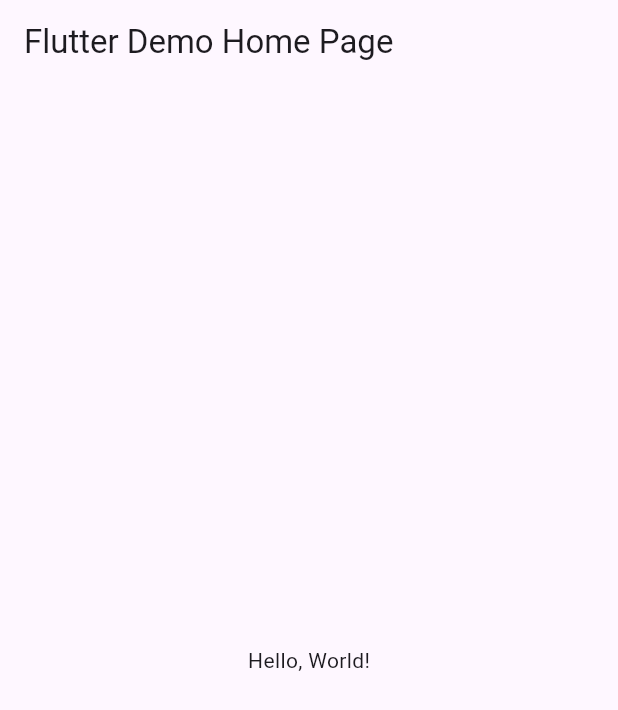
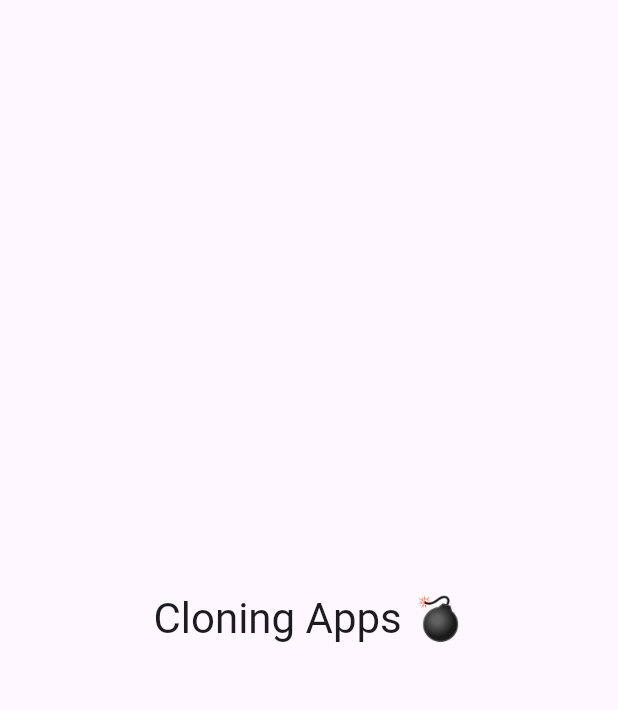
Before and after one commit to AYaqw/Cloning_apps, a Flutter app: the screen it shows after launch, on a phone screen of 412 x 824 dp. Shown: the top 710 px of the screen. Run offline on Flutter 3.47's test engine with Material 3 defaults, Android fonts, the phone set to English and light mode, and no system bars.

Commit message:
Initial commit

```diff
--- /dev/null
+++ b/lib/app.dart
@@ -0,0 +1,20 @@
+import 'package:flutter/material.dart';
+
+class App extends StatelessWidget {
+  const App({super.key});
+
+  @override
+  Widget build(BuildContext context) {
+    return MaterialApp(
+      title: "Cloning Apps",
+      home: Scaffold(
+        body: Center(
+          child: Text(
+            "Cloning Apps 💣",
+            style: Theme.of(context).textTheme.headlineMedium,
+          ),
+        ),
+      ),
+    );
+  }
+}
--- a/lib/main.dart
+++ b/lib/main.dart
@@ -1,43 +1,11 @@
 import 'package:flutter/material.dart';
+// import 'package:flutter/services.dart';
+import 'app.dart';
 
-void main() => runApp(MyApp());
-
-class MyApp extends StatelessWidget {
-  const MyApp({super.key});
-  // This widget is the root of your application.
-  @override
-  Widget build(BuildContext context) {
-    return MaterialApp(
-      // Application name
-      title: 'Flutter Hello World',
-      // Application theme data, you can set the colors for the application as
-      // you want
-      theme: ThemeData(
-        // useMaterial3: true,
-        primarySwatch: Colors.blue,
-      ),
-      // A widget which will be started on application startup
-      home: MyHomePage(title: 'Flutter Demo Home Page'),
-    );
-  }
+void main() {
+  //:> only be allowed to run in the portrait-up orientation.
+  // SystemChrome.setPreferredOrientations([DeviceOrientation.portraitUp]).then(
+  //   (value) => runApp(const App()),
+  // );
+  runApp(const App());
 }
-
-class MyHomePage extends StatelessWidget {
-  final String title;
-  const MyHomePage({super.key, required this.title});
-
-  @override
-  Widget build(BuildContext context) {
-    return Scaffold(
-      appBar: AppBar(
-        // The title text which will be shown on the action bar
-        title: Text(title),
-      ),
-      body: Center(
-        child: Text(
-          'Hello, World!',
-        ),
-      ),
-    );
-  }
-}
```
Also changed, not shown: pubspec.yaml (+5 -17 lines), 1 other file.
